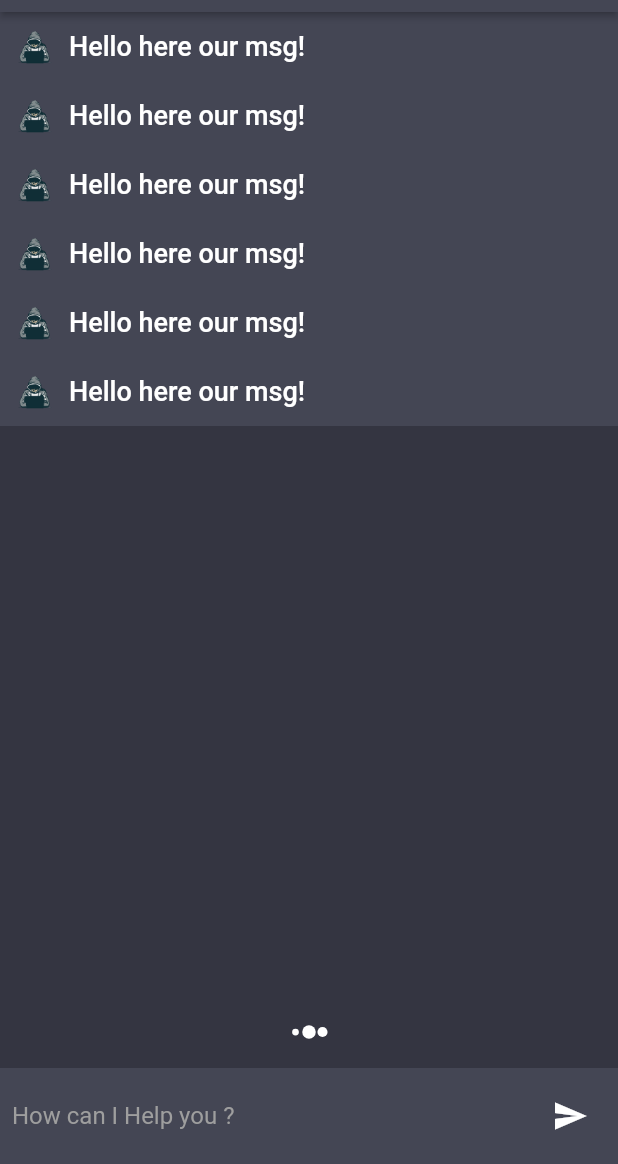
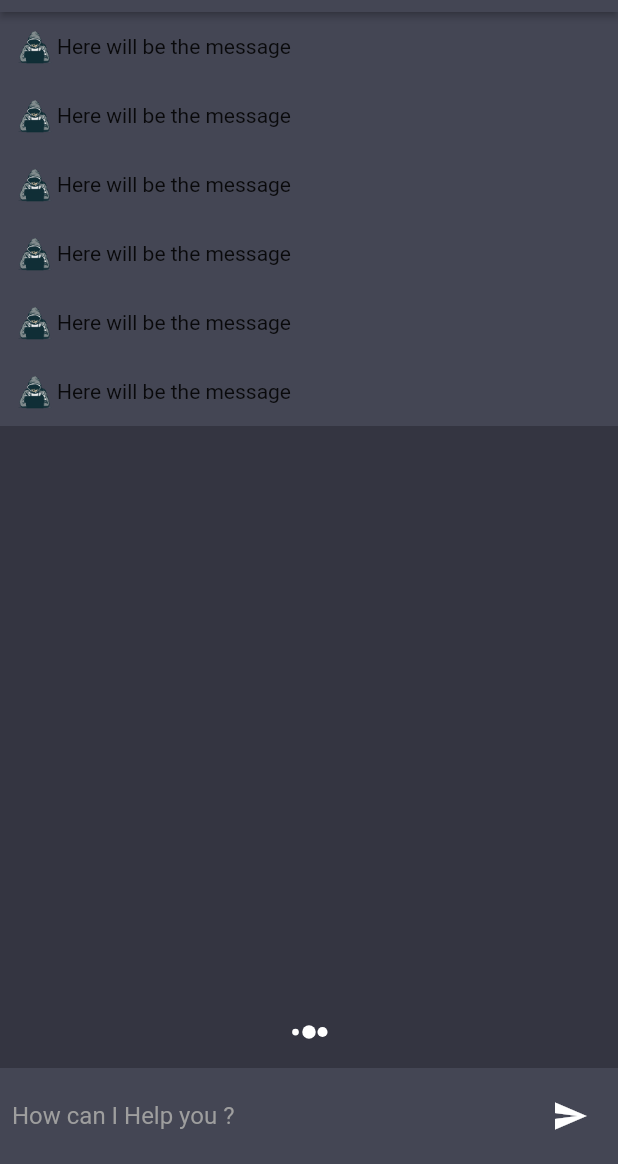
Before and after one commit to Cyrius58/ChatGPT-Orbis, a Flutter app: the screen it shows after launch, on a phone screen of 412 x 824 dp, the part 72-1236 px from its top. Run offline on Flutter 3.47's test engine with Material 2 defaults, Android fonts, the phone set to English and light mode, and no system bars; our stand-ins replace flutter_spinkit.

Commit message:
Revert "Adding Chat_Widget.dart, Chat_screen.dart and modifying constants.dart"
This reverts commit 9286767164e67db35651a0aee82e20804d2d411c.

```diff
--- a/lib/screens/chat_screen.dart
+++ b/lib/screens/chat_screen.dart
@@ -54,11 +54,7 @@ class _ChatScreenState extends State<ChatScreen> {
               child: ListView.builder(
                 itemCount: 6,
                 itemBuilder: (context, index) {
-                  return ChatWidget(
-                    msg: chatMessages[index]["msg"].toString(),
-                    chatIndex:
-                        int.parse(chatMessages[index]["chatIndex"].toString()),
-                  );
+                  return const ChatWidget();
                 },
               ),
             ),
--- a/lib/widgets/chat_widget.dart
+++ b/lib/widgets/chat_widget.dart
@@ -1,16 +1,12 @@
 import 'package:chatgpt_orbis/constants/constants.dart';
 import 'package:chatgpt_orbis/services/assets_manager.dart';
-import 'package:chatgpt_orbis/widgets/text_widget.dart';
 import 'package:flutter/material.dart';
 import 'package:flutter/src/widgets/framework.dart';
 import 'package:flutter/src/widgets/placeholder.dart';
-import 'text_widget.dart';
 
 class ChatWidget extends StatelessWidget {
-  const ChatWidget({super.key, required this.msg, required this.chatIndex});
+  const ChatWidget({super.key});
 
-  final String msg;
-  final int chatIndex;
   @override
   Widget build(BuildContext context) {
     return Column(
@@ -26,12 +22,7 @@ class ChatWidget extends StatelessWidget {
                   height: 30,
                   width: 30,
                 ),
-                const SizedBox(
-                  width: 8,
-                ),
-                const TextWidget(
-                  label: "Hello here our msg!",
-                ),
+                const Text("Here will be the message"),
               ],
             ),
           ),
--- a/lib/widgets/text_widget.dart
+++ /dev/null
@@ -1,28 +0,0 @@
-import 'package:flutter/material.dart';
-
-class TextWidget extends StatelessWidget {
-  const TextWidget(
-      {Key? key,
-      required this.label,
-      this.fontSize = 18,
-      this.color,
-      this.fontWeight})
-      : super(key: key);
-
-  final String label;
-  final double fontSize;
-  final Color? color;
-  final FontWeight? fontWeight;
-  @override
-  Widget build(BuildContext context) {
-    return Text(
-      label,
-      // textAlign: TextAlign.justify,
-      style: TextStyle(
-        color: color ?? Colors.white,
-        fontSize: fontSize,
-        fontWeight: fontWeight ?? FontWeight.w500,
-      ),
-    );
-  }
-}
```
